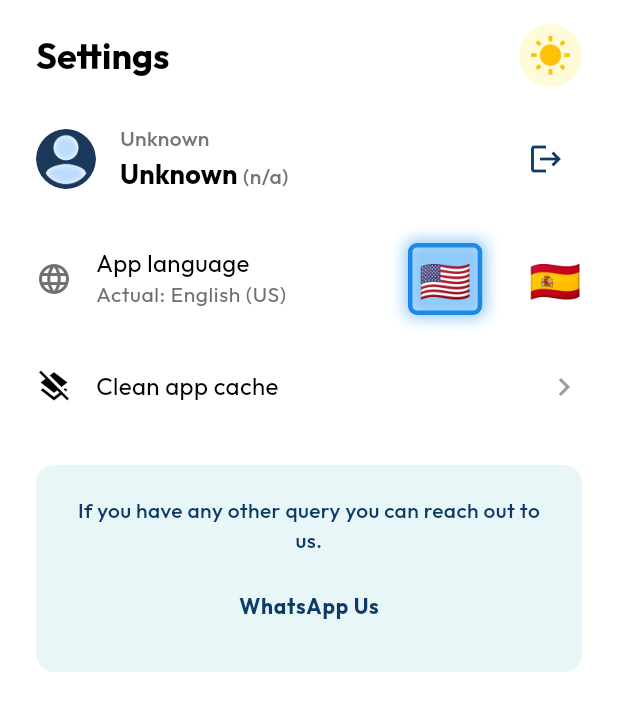
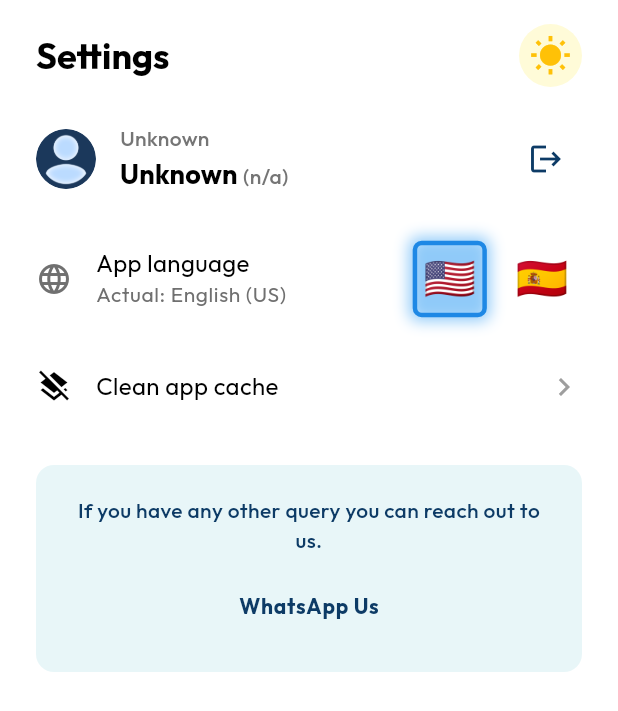
Before and after one commit to jander96/zillow_mini, a Flutter app: the _SettingsView screen opened directly, on a phone screen of 412 x 824 dp. Shown: the top 711 px of the screen. Run offline on Flutter 3.47's test engine with Material 3 defaults, Android fonts, the phone set to English and light mode, and no system bars; our stand-ins replace animated_bottom_navigation_bar, cached_network_image, dio, flutter_bloc, flutter_cache_manager, flutter_dotenv and 12 more; missing offline and left inert: dart_jsonwebtoken; accounts and stored records are empty; generated files the repository leaves out were written again; statements that could not run were skipped.

Commit message:
update: README.md

```diff
--- a/lib/src/core/presenter/localization/locale_switcher.dart
+++ b/lib/src/core/presenter/localization/locale_switcher.dart
@@ -36,7 +36,7 @@ class LanguageSwitcherTile extends StatelessWidget {
                   isSelected: currentLocale.id == 'en_US',
                   onTap: () => viewModel.changeLocale('en', 'US'),
                 ),
-                const SizedBox(width: 16),
+                const SizedBox(width: 8),
                 _LanguageFlag(
                   flag: '🇪🇸',
                   isSelected: currentLocale.languageCode == 'es',
@@ -67,7 +67,7 @@ class _LanguageFlag extends StatelessWidget {
     return InkWell(
       onTap: onTap,
       borderRadius: BorderRadius.circular(8), child: Padding(
-        padding: const EdgeInsets.all(4.0),
+        padding: const EdgeInsets.all(2),
         child: AnimatedContainer(
           duration: const Duration(milliseconds: 400),
           curve: Curves.easeInOut,
```
Also changed, not shown: 1 other file.
